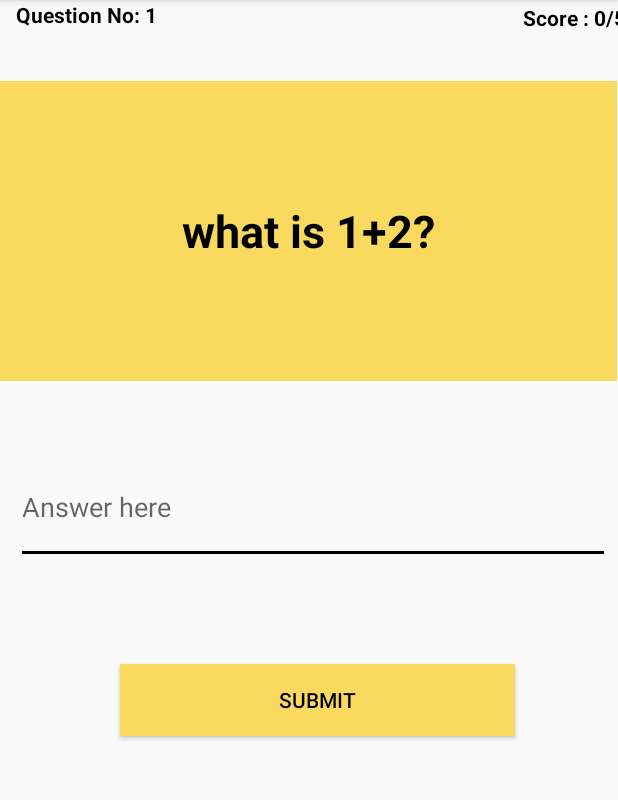
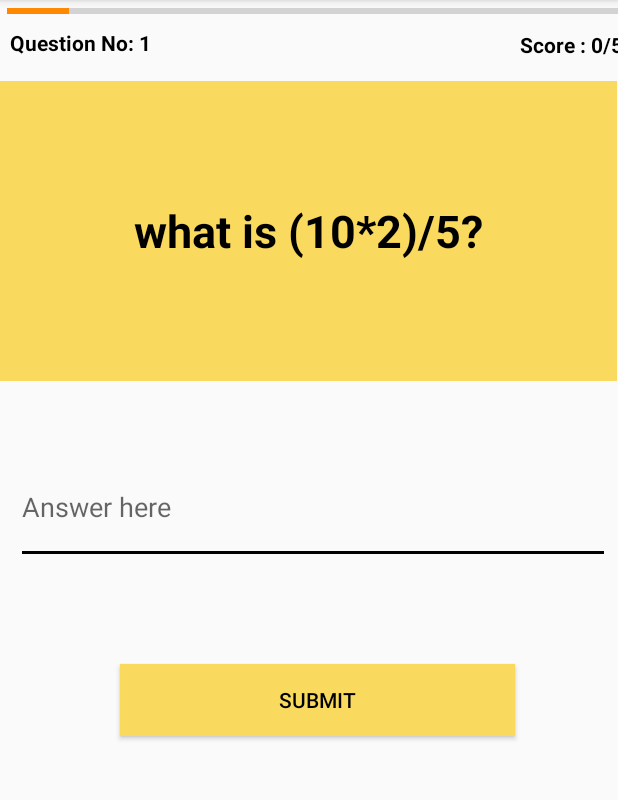
Before and after one commit to nafishasalsabil/MiniprojectBrainer, an Android app: the Main3Activity screen opened directly, with no data from a screen before it, on a phone screen of 412 x 824 dp, the part 84-884 px from its top. Run offline under Robolectric (Android 15) with nearby library versions, the phone set to English and light mode, and no system bars; libraries missing offline, so code that uses them is left out: cn.pedant.

Commit message:
The project has been modified

```diff
--- a/app/build.gradle
+++ b/app/build.gradle
@@ -26,4 +26,5 @@ dependencies {
     testImplementation 'junit:junit:4.12'
     androidTestImplementation 'androidx.test.ext:junit:1.1.0'
     androidTestImplementation 'androidx.test.espresso:espresso-core:3.1.1'
+    compile 'com.github.f0ris.sweetalert:library:1.5.1'
 }
--- a/app/src/main/AndroidManifest.xml
+++ b/app/src/main/AndroidManifest.xml
@@ -1,5 +1,6 @@
 <?xml version="1.0" encoding="utf-8"?>
 <manifest xmlns:android="http://schemas.android.com/apk/res/android"
+    xmlns:tools="http://schemas.android.com/tools"
     package="com.example.miniproject">
 
     <application
@@ -8,6 +9,7 @@
         android:label="@string/app_name"
         android:roundIcon="@mipmap/ic_launcher_round"
         android:supportsRtl="true"
+        tools:replace="android:icon"
         android:theme="@style/AppTheme">
         <activity android:name=".Main4Activity"></activity>
         <activity android:name=".Main3Activity" />
--- a/app/src/main/java/com/example/miniproject/Main3Activity.java
+++ b/app/src/main/java/com/example/miniproject/Main3Activity.java
@@ -7,9 +7,13 @@ import android.os.Bundle;
 import android.view.View;
 import android.widget.Button;
 import android.widget.EditText;
+import android.widget.ProgressBar;
 import android.widget.TextView;
+import android.widget.Toast;
 
 import java.util.ArrayList;
+
+import cn.pedant.SweetAlert.SweetAlertDialog;
 
 public class Main3Activity extends AppCompatActivity implements View.OnClickListener {
     private Button button;
@@ -17,6 +21,7 @@ public class Main3Activity extends AppCompatActivity implements View.OnClickList
     private TextView questionNo,count,score;
     int pos = 0;
     int c = 0;
+    private ProgressBar progressBar;
     ArrayList<QuestionModel>questionModelArrayList;
 
     @Override
@@ -29,6 +34,7 @@ public class Main3Activity extends AppCompatActivity implements View.OnClickList
         questionNo = findViewById(R.id.questionno);
         count = findViewById(R.id.count);
         score = findViewById(R.id.score);
+        progressBar= findViewById(R.id.progressBar2);
         questionModelArrayList = new ArrayList<>();
         setupQ();
         setData();
@@ -47,28 +53,52 @@ public class Main3Activity extends AppCompatActivity implements View.OnClickList
         if(answer.equalsIgnoreCase(questionModelArrayList.get(pos).getAnswer()))
         {
             c++;
+            new SweetAlertDialog(Main3Activity.this,SweetAlertDialog.SUCCESS_TYPE)
+                    .setTitleText("Good Job!")
+                    .setContentText("Right Answer")
+                    .setConfirmClickListener(new SweetAlertDialog.OnSweetClickListener() {
+                        @Override
+                        public void onClick(SweetAlertDialog sweetAlertDialog) {
                             pos++;
                             setData();
                             editText.setText("");
+                            sweetAlertDialog.dismiss();
+                        }
+                    })
+                    .show();
+
+
         }
         else
         {
+            new SweetAlertDialog(Main3Activity.this,SweetAlertDialog.ERROR_TYPE)
+                    .setTitleText("Wrong Answer")
+                    .setConfirmText("OK")
+                    .setConfirmClickListener(new SweetAlertDialog.OnSweetClickListener() {
+                        @Override
+                        public void onClick(SweetAlertDialog sweetAlertDialog) {
+                            sweetAlertDialog.dismiss();
                             pos++;
                             setData();
                             editText.setText("");
+
                         }
-        if(pos==5)
-        {
-            openActivity4();
+                    })
+                    .show();
+
         }
+
+
+        int x = ((pos+1)*100)/questionModelArrayList.size();
+        progressBar.setProgress(x);
     }
     public void setupQ()
     {
-        questionModelArrayList.add(new QuestionModel("what is 1+2?","3"));
+        questionModelArrayList.add(new QuestionModel("what is (10*2)/5?","4"));
         questionModelArrayList.add(new QuestionModel("what is 10*3?","30"));
         questionModelArrayList.add(new QuestionModel("what is 20/5?","4"));
-        questionModelArrayList.add(new QuestionModel("what is 10-7?","3"));
-        questionModelArrayList.add(new QuestionModel("what is 17+6?","23"));
+        questionModelArrayList.add(new QuestionModel("what is (10-7)/3?","1"));
+        questionModelArrayList.add(new QuestionModel("what is 17*6?","102"));
     }
     public void setData()
     {
@@ -78,8 +108,40 @@ public class Main3Activity extends AppCompatActivity implements View.OnClickList
             questionNo.setText("Question No: "+ (pos+1));
             score.setText("Score : " + c + "/" + questionModelArrayList.size());
         }
+        else
+        {
+            new SweetAlertDialog(Main3Activity.this,SweetAlertDialog.SUCCESS_TYPE)
+                    .setTitleText("Quiz Completed!")
+                    .setConfirmText("Restart")
+                    .setConfirmClickListener(new SweetAlertDialog.OnSweetClickListener() {
+                        @Override
+                        public void onClick(SweetAlertDialog sDialog) {
+
+                            sDialog.dismissWithAnimation();
+                            pos = 0;
+                            c = 0;
+                            progressBar.setProgress(0);
+                            setData();
+                        }
+                    })
+                    .setCancelText("See Answers")
+                    .setCancelClickListener(new SweetAlertDialog.OnSweetClickListener() {
+                        @Override
+                        public void onClick(SweetAlertDialog sDialog) {
+
+                            sDialog.dismissWithAnimation();
+                            openActivity4();
 
                         }
+                    })
+                    .show();
+
+        }
+
+
+    }
+
+
     private void openActivity4() {
         Intent intent = new Intent(this,Main4Activity.class);
         startActivity(intent);
--- a/app/src/main/res/layout/activity_main2.xml
+++ b/app/src/main/res/layout/activity_main2.xml
@@ -4,6 +4,7 @@
     xmlns:tools="http://schemas.android.com/tools"
     android:layout_width="match_parent"
     android:layout_height="match_parent"
+    android:background="@android:color/white"
     tools:context=".Main2Activity">
 
     <ImageView
--- a/app/src/main/res/layout/activity_main3.xml
+++ b/app/src/main/res/layout/activity_main3.xml
@@ -22,7 +22,8 @@
         android:layout_width="wrap_content"
         android:layout_height="600dp"
         android:layout_x="4dp"
-        android:layout_y="0dp">
+        android:layout_y="0dp"
+        android:layout_marginBottom="5dp">
 
         <EditText
             android:layout_width="396dp"
@@ -39,21 +40,34 @@
             android:id="@+id/questionno"
             android:layout_width="wrap_content"
             android:layout_height="wrap_content"
-            android:layout_x="7dp"
-            android:layout_y="0dp"
+            android:layout_x="3dp"
+            android:layout_y="19dp"
             android:text="Question No : "
-            android:textStyle="bold"
-            android:textColor="@android:color/black"/>
+            android:textColor="@android:color/black"
+            android:textStyle="bold" />
 
         <TextView
             android:id="@+id/score"
             android:layout_width="wrap_content"
             android:layout_height="wrap_content"
-            android:layout_x="345dp"
-            android:layout_y="2dp"
-            android:textStyle="bold"
+            android:layout_x="343dp"
+            android:layout_y="20dp"
+            android:text="Score"
             android:textColor="@android:color/black"
-            android:text="Score" />
+            android:textStyle="bold" />
+
+        <ProgressBar
+            android:id="@+id/progressBar2"
+            style="?android:attr/progressBarStyleHorizontal"
+            android:layout_width="407dp"
+            android:layout_height="wrap_content"
+            android:layout_x="1dp"
+            android:layout_y="-1dp"
+            android:progress="10"
+            android:layout_marginTop="5dp"
+            android:layout_marginLeft="5dp"
+            android:layout_marginRight="5dp"
+            android:progressTint="@android:color/holo_orange_dark"/>
 
     </AbsoluteLayout>
 
--- a/build.gradle
+++ b/build.gradle
@@ -4,6 +4,7 @@ buildscript {
     repositories {
         google()
         jcenter()
+        mavenCentral()
 
     }
     dependencies {
```
Also changed, not shown: app/src/main/java/com/example/miniproject/Main4Activity.java (+15 -2 lines), app/src/main/res/layout/activity_main.xml (+24 -15 lines), app/src/main/res/drawable/letsplay.png, app/src/main/res/drawable/quiz.jpeg (added), app/src/main/res/drawable/quiz1.png (added), app/src/main/res/drawable/quiz2.jpg (added), app/src/main/res/drawable/simpson.png (added). Lines whose indentation alone changed are shown as unchanged.
